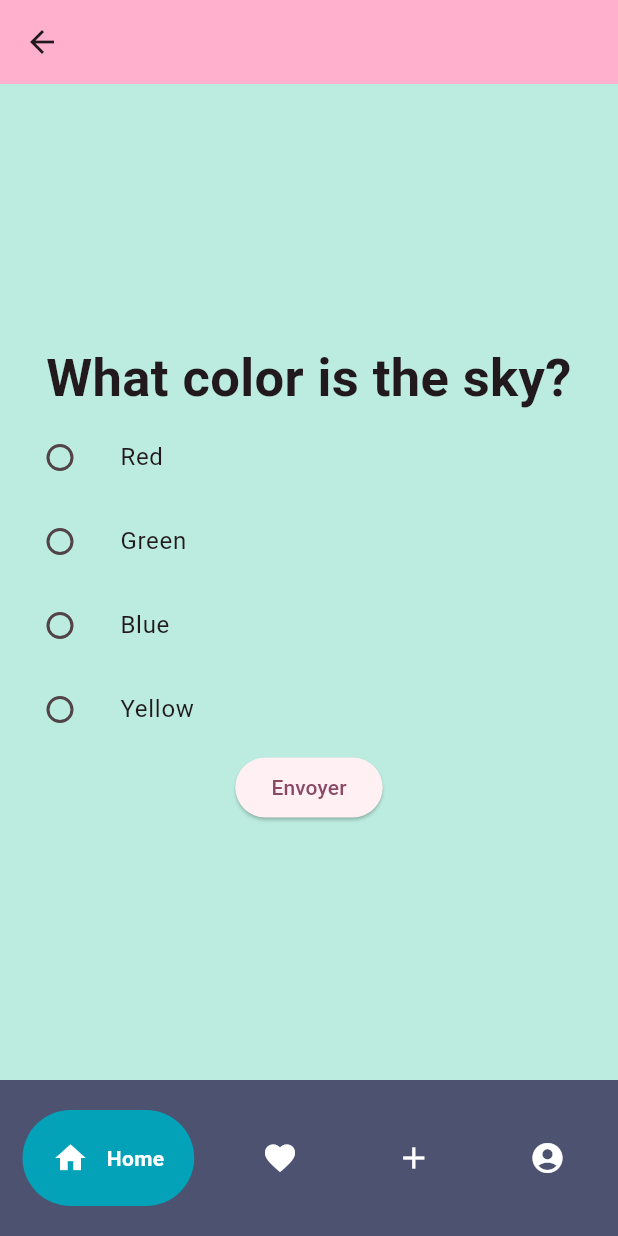
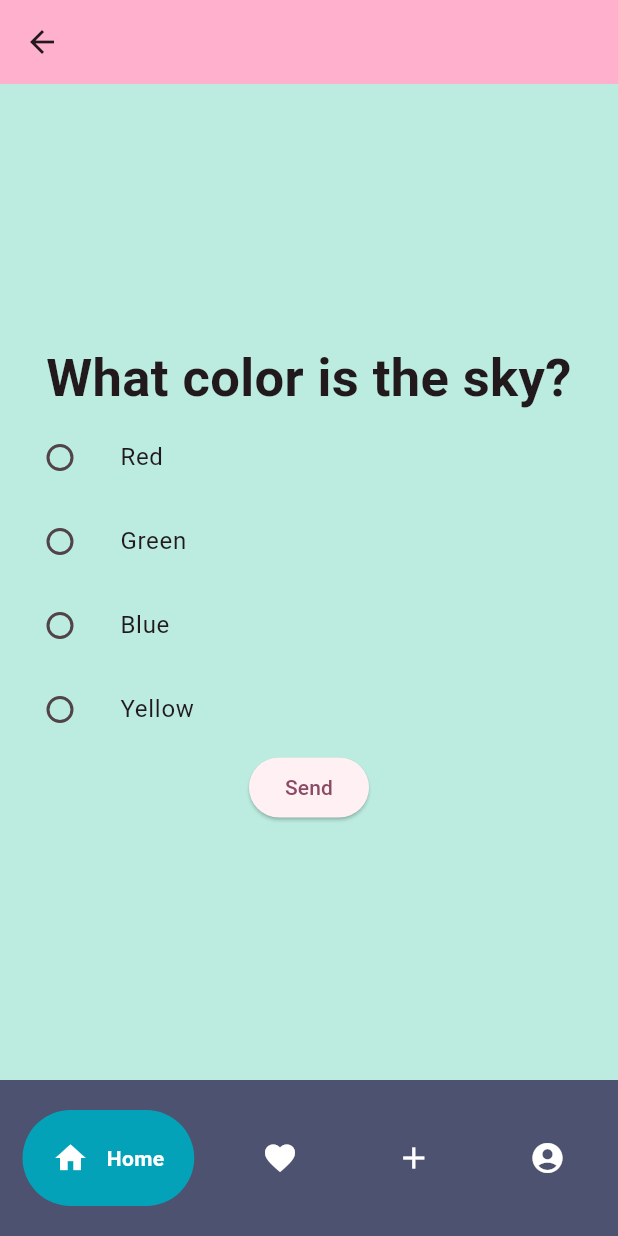
Before and after one commit to simbiss/applicationsondage, a Flutter app: the PageReponse screen opened directly with sample values from the repository, on a phone screen of 412 x 824 dp. Run offline on Flutter 3.47's test engine with Material 3 defaults, Android fonts, the phone set to English and light mode, and no system bars; drawn by our look-alikes of google_nav_bar; our stand-ins replace fl_chart; generated files the repository leaves out were written again.

Commit message:
finalisation internationalization en

```diff
--- a/lib/DetailsSondage.dart
+++ b/lib/DetailsSondage.dart
@@ -72,7 +72,8 @@ class _DetailsSondagesState extends State<DetailsSondages> {
             ListTile(
               tileColor: const Color.fromARGB(255, 54, 238, 224),
               title: Text("${map.key} "),
-              subtitle: Text("Nombre de repondants : ${map.value}"),
+              subtitle: Text(
+                  AppLocalizations.of(context)!.nbr_answers(map.value.toInt())),
             ),
           ElevatedButton(
             onPressed: () {
--- a/lib/pageReponse.dart
+++ b/lib/pageReponse.dart
@@ -7,6 +7,9 @@ import 'PageVisualiserSondage.dart';
 import 'creation_sondage.dart';
 import 'sondages.dart';
 import 'main.dart';
+import 'package:applicationsondage/l10n/l10n.dart';
+import 'package:flutter_gen/gen_l10n/app_localizations.dart';
+import 'package:flutter_localizations/flutter_localizations.dart';
 
 class PageReponse extends StatefulWidget {
   const PageReponse({Key? key, required this.title, required this.sondage});
@@ -82,9 +85,9 @@ class _PageReponseState extends State<PageReponse> {
                         if (appState.hasVoted(
                                 widget.sondage, appState.utilisateurLoggedIn) ==
                             true) {
-                              setState(() {
-                                hasVoted = true;
-                              });
+                          setState(() {
+                            hasVoted = true;
+                          });
                         } else {
                           hasVoted = false;
                           widget.sondage.repondre(widget
@@ -107,16 +110,16 @@ class _PageReponseState extends State<PageReponse> {
                         }
                       }
                     },
-                    child: const Text('Envoyer'),
+                    child: Text(AppLocalizations.of(context)!.btn_send),
                   ),
                   if (showError)
-                    const Text(
-                      'Veuillez choisir une option',
+                    Text(
+                      AppLocalizations.of(context)!.erreur_send_vote,
                       style: TextStyle(color: Colors.red),
                     ),
                   if (hasVoted)
-                    const Text(
-                      'Vous avez déjâ voté dans ce sondage...',
+                    Text(
+                      AppLocalizations.of(context)!.already_voted,
                       style: TextStyle(color: Colors.red),
                     )
                 ],
@@ -158,20 +161,22 @@ class _PageReponseState extends State<PageReponse> {
                 }
               });
             },
-            tabs: const [
+            tabs: [
               GButton(
                 icon: Icons.home,
-                text: 'Home',
+                text: AppLocalizations.of(context)!.home_page,
               ),
               GButton(
                 icon: Icons.favorite,
-                text: 'Favoris',
+                text: AppLocalizations.of(context)!.favoris,
               ),
               GButton(
                 icon: Icons.add,
-                text: 'Ajouter',
+                text: AppLocalizations.of(context)!.add,
               ),
-              GButton(icon: Icons.account_circle, text: 'Profil')
+              GButton(
+                  icon: Icons.account_circle,
+                  text: AppLocalizations.of(context)!.profil)
             ],
           ),
         ),
```
Also changed, not shown: lib/l10n/app_en.arb (+13 -2 lines).
